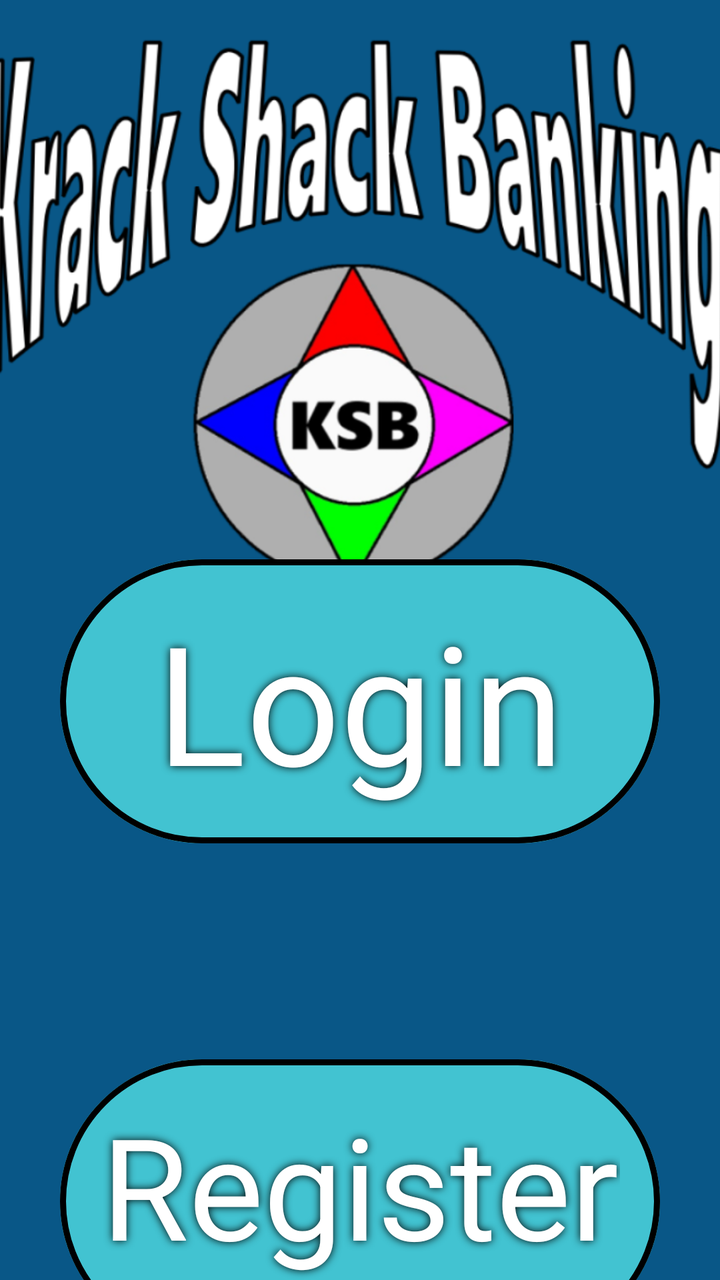
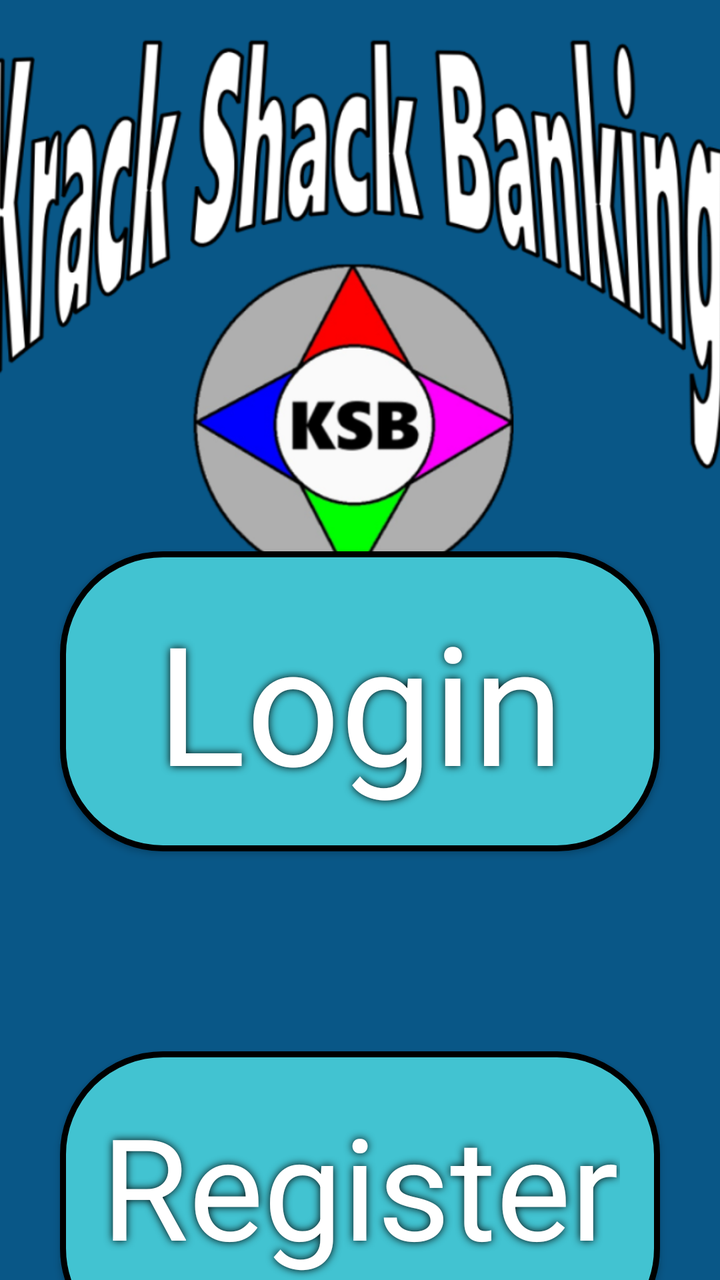

Screens rendered from an Android XML layout before and after an edit, with the pre-edit source and the edit as a unified diff.
<!-- AndroidManifest.xml: application theme Theme.KracKShacKBanking -->
<!-- res/layout/activity_main.xml -->
<?xml version="1.0" encoding="utf-8"?>
<androidx.constraintlayout.widget.ConstraintLayout xmlns:android="http://schemas.android.com/apk/res/android"
    xmlns:app="http://schemas.android.com/apk/res-auto"
    xmlns:tools="http://schemas.android.com/tools"
    android:id="@+id/main"
    android:layout_width="match_parent"
    android:layout_height="match_parent"
    android:background="#095787"
    tools:context=".MainActivity">

    <ImageView
        android:id="@+id/imgBanner"
        android:layout_width="412dp"
        android:layout_height="311dp"
        app:layout_constraintEnd_toEndOf="parent"
        app:layout_constraintStart_toStartOf="parent"
        app:layout_constraintTop_toTopOf="parent"
        app:srcCompat="@drawable/banner" />

    <Button
        android:id="@+id/btnLogin"
        android:layout_width="300dp"
        android:layout_height="150dp"
        android:layout_marginStart="50dp"
        android:layout_marginTop="50dp"
        android:layout_marginEnd="50dp"
        android:layout_marginBottom="50dp"
        android:backgroundTint="@color/blue"
        app:layout_constraintBottom_toTopOf="@+id/btnRegister"
        app:layout_constraintEnd_toEndOf="parent"
        app:layout_constraintStart_toStartOf="parent"
        app:layout_constraintTop_toBottomOf="@+id/imgBanner"
        app:strokeColor="#000000"
        app:strokeWidth="3dp" />

    <Button
        android:id="@+id/btnRegister"
        android:layout_width="300dp"
        android:layout_height="150dp"
        android:layout_marginStart="50dp"
        android:layout_marginTop="50dp"
        android:layout_marginEnd="50dp"
        android:layout_marginBottom="50dp"
        android:backgroundTint="@color/blue"
        app:layout_constraintBottom_toBottomOf="parent"
        app:layout_constraintEnd_toEndOf="parent"
        app:layout_constraintStart_toStartOf="parent"
        app:layout_constraintTop_toBottomOf="@+id/btnLogin"
        app:strokeColor="#000000"
        app:strokeWidth="3dp" />

    <TextView
        android:id="@+id/txtLogin"
        android:layout_width="@+id/btnLogin"
        android:layout_height="@+id/btnLogin"
        android:layout_marginStart="20dp"
        android:layout_marginTop="20dp"
        android:layout_marginEnd="20dp"
        android:layout_marginBottom="20dp"
        android:autoSizeTextType="uniform"
        android:shadowColor="@color/black"
        android:shadowDx="0.0"
        android:shadowDy="0.0"
        android:shadowRadius="10.0"
        android:text="@string/Login"
        android:textAlignment="center"
        android:textColor="@color/white"
        app:layout_constraintBottom_toBottomOf="@id/btnLogin"
        app:layout_constraintEnd_toEndOf="@+id/btnLogin"
        app:layout_constraintStart_toStartOf="@+id/btnLogin"
        app:layout_constraintTop_toTopOf="@+id/btnLogin" />

    <TextView
        android:id="@+id/txtRegister"
        android:layout_width="@+id/btnRegister"
        android:layout_height="@+id/btnRegister"
        android:layout_marginStart="20dp"
        android:layout_marginTop="20dp"
        android:layout_marginEnd="20dp"
        android:layout_marginBottom="20dp"
        android:autoSizeTextType="uniform"
        android:shadowColor="@color/black"
        android:shadowDx="0.0"
        android:shadowDy="0.0"
        android:shadowRadius="10.0"
        android:text="@string/Register"
        android:textAlignment="center"
        android:textColor="@color/white"
        app:layout_constraintBottom_toBottomOf="@id/btnRegister"
        app:layout_constraintEnd_toEndOf="@+id/btnRegister"
        app:layout_constraintStart_toStartOf="@+id/btnRegister"
        app:layout_constraintTop_toTopOf="@+id/btnRegister" />

</androidx.constraintlayout.widget.ConstraintLayout>
<!-- resources referenced by this layout -->
<resources>
  <color name="black">#FF000000</color>
  <color name="blue">#42C3D1</color>
  <color name="white">#FFFFFFFF</color>
  <!-- drawable banner: png bitmap (drawable, 183225 bytes) -->
  <string name="Login">Login</string>
  <string name="Register">Register</string>
  <style name="Theme.KracKShacKBanking" parent="Base.Theme.KracKShacKBanking" />
  <style name="Base.Theme.KracKShacKBanking" parent="Theme.Material3.DayNight.NoActionBar">
          
          
      </style>
</resources>

<!-- the commit's change to res/layout/activity_main.xml (unified diff, before → after) -->
@@ -17,7 +17,7 @@
         app:layout_constraintTop_toTopOf="parent"
         app:srcCompat="@drawable/banner" />
 
-    <Button
+    <androidx.appcompat.widget.AppCompatButton
         android:id="@+id/btnLogin"
         android:layout_width="300dp"
         android:layout_height="150dp"
@@ -25,15 +25,13 @@
         android:layout_marginTop="50dp"
         android:layout_marginEnd="50dp"
         android:layout_marginBottom="50dp"
-        android:backgroundTint="@color/blue"
+        android:background="@drawable/format_button"
         app:layout_constraintBottom_toTopOf="@+id/btnRegister"
         app:layout_constraintEnd_toEndOf="parent"
         app:layout_constraintStart_toStartOf="parent"
-        app:layout_constraintTop_toBottomOf="@+id/imgBanner"
-        app:strokeColor="#000000"
-        app:strokeWidth="3dp" />
+        app:layout_constraintTop_toBottomOf="@+id/imgBanner" />
 
-    <Button
+    <androidx.appcompat.widget.AppCompatButton
         android:id="@+id/btnRegister"
         android:layout_width="300dp"
         android:layout_height="150dp"
@@ -41,13 +39,11 @@
         android:layout_marginTop="50dp"
         android:layout_marginEnd="50dp"
         android:layout_marginBottom="50dp"
-        android:backgroundTint="@color/blue"
+        android:background="@drawable/format_button"
         app:layout_constraintBottom_toBottomOf="parent"
         app:layout_constraintEnd_toEndOf="parent"
         app:layout_constraintStart_toStartOf="parent"
-        app:layout_constraintTop_toBottomOf="@+id/btnLogin"
-        app:strokeColor="#000000"
-        app:strokeWidth="3dp" />
+        app:layout_constraintTop_toBottomOf="@+id/btnLogin" />
 
     <TextView
         android:id="@+id/txtLogin"
@@ -62,6 +58,7 @@
         android:shadowDx="0.0"
         android:shadowDy="0.0"
         android:shadowRadius="10.0"
+        android:elevation="4dp"
         android:text="@string/Login"
         android:textAlignment="center"
         android:textColor="@color/white"
@@ -83,6 +80,7 @@
         android:shadowDx="0.0"
         android:shadowDy="0.0"
         android:shadowRadius="10.0"
+        android:elevation="4dp"
         android:text="@string/Register"
         android:textAlignment="center"
         android:textColor="@color/white"
<!-- resource entries referenced after the edit -->
@@ -4,6 +4,19 @@
   <color name="blue">#42C3D1</color>
   <color name="white">#FFFFFFFF</color>
   <!-- drawable banner: png bitmap (drawable, 183225 bytes) -->
+  <!-- drawable format_button (drawable) -->
+  <?xml version="1.0" encoding="utf-8"?>
+  <selector xmlns:android="http://schemas.android.com/apk/res/android">
+      <item>
+          <shape android:shape="rectangle">
+              <solid android:color="@color/blue" />
+              <stroke
+                  android:width="3dp"
+                  android:color="@color/black" />
+              <corners android:radius="50dp" />
+          </shape>
+      </item>
+  </selector>
   <string name="Login">Login</string>
   <string name="Register">Register</string>
   <style name="Theme.KracKShacKBanking" parent="Base.Theme.KracKShacKBanking" />
